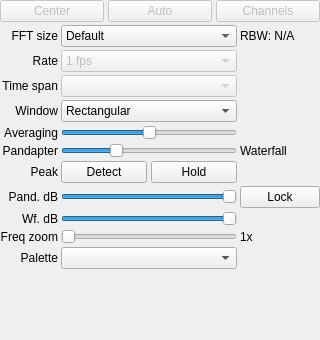
Qt form ui/FftPanel.ui (BatchDrake/SigDigger) before a commit.
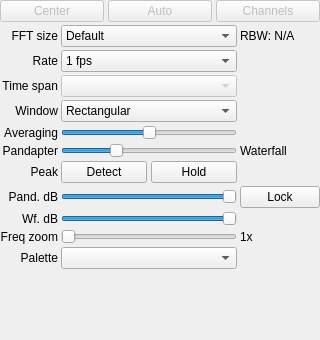
The same form after that commit. Custom widgets are drawn as their Qt base class.

Commit message: Configure FFT update rate from FFT panel

Diff of the .ui file:
```diff
--- a/ui/FftPanel.ui
+++ b/ui/FftPanel.ui
@@ -189,7 +189,7 @@
    <item row="2" column="1">
     <widget class="QComboBox" name="rateCombo">
      <property name="enabled">
-      <bool>false</bool>
+      <bool>true</bool>
      </property>
      <item>
       <property name="text">
```
Left out of the diff: 10 changed lines with no effect on the pictures. The commit also changes 6 other files.
